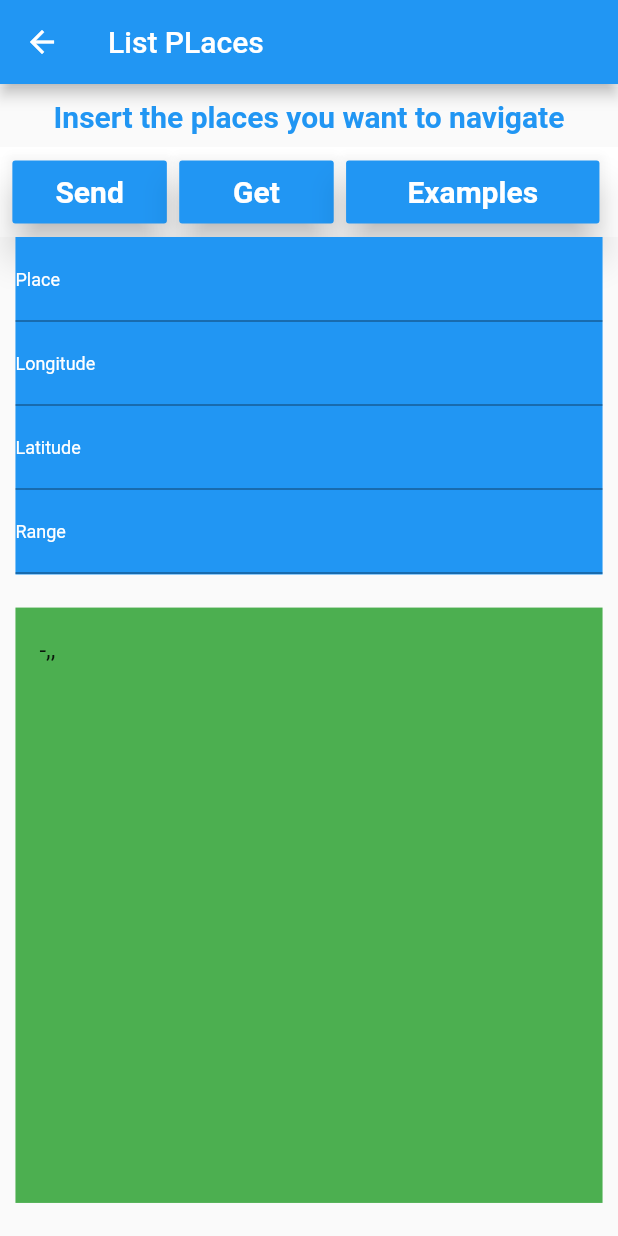
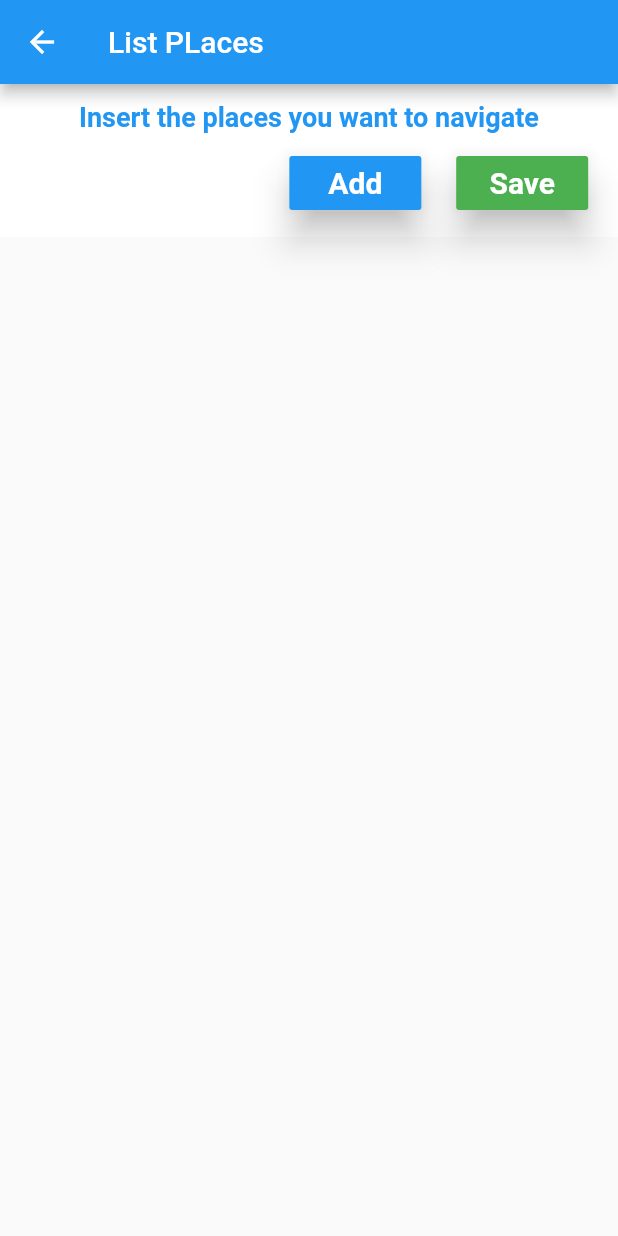
Before and after one commit to LiquidGalaxyLAB/Arduino-Controller, a Flutter app: the AddPlace screen opened directly, on a phone screen of 412 x 824 dp. Run offline on Flutter 3.47's test engine with Material 2 defaults, Android fonts, the phone set to English and light mode, and no system bars; our stand-ins replace flutter_bluetooth_serial; missing offline and left inert: foldable_sidebar, swipedetector.

Commit message:
Place List for user insert places

```diff
--- a/controller_app/lib/AddPlaces.dart
+++ b/controller_app/lib/AddPlaces.dart
@@ -2,14 +2,17 @@ import 'dart:ui';
 import 'package:controllerapp/main.dart';
 import 'package:flutter/cupertino.dart';
 import 'package:flutter/material.dart';
+import 'package:flutter/rendering.dart';
 
 String coordenada;
+List<String> _list = List();
 
 class AddPlace extends StatelessWidget {
   final TextEditingController textEditingController  = new TextEditingController();
   final TextEditingController textEditingControllerLo  = new TextEditingController();
   final TextEditingController textEditingControllerLa  = new TextEditingController();
   final TextEditingController textEditingControllerRa  = new TextEditingController();
+  //List<String> _list = List();
   @override
   Widget build(BuildContext context) {
     var appBar = AppBar(title: Text("List PLaces"));
@@ -26,14 +29,16 @@ class AddPlace extends StatelessWidget {
             Container(
               width: size.width,
               height: 40,
+              color: Colors.white,
               child: Center(
                   child: Text("Insert the places you want to navigate",textAlign: TextAlign.center,
                     style: TextStyle(
-                      color: Colors.blue,fontSize: 20,fontWeight: FontWeight.w700,
+                      color: Colors.blue,fontSize: 18,fontWeight: FontWeight.w700,
                     ),
                   )),
             ),
             Container(
+              alignment: Alignment.topLeft,
               width: size.width,
               height: 60 ,
               color: Colors.white,
@@ -41,15 +46,104 @@ class AddPlace extends StatelessWidget {
                 builder: (_,constraints){
                   return Row(
                     children: <Widget>[
+                      //Padding(padding: EdgeInsets.only(right: 50)),
                       Container(
-                        width: constraints.maxWidth*.02,
+                        width: constraints.maxWidth*.45,
                         height: constraints.maxHeight*.80,
                       ),
                       Container(
                         child: SizedBox(
                           child: RaisedButton(
-                            onPressed: (){_sendMessage(textEditingController.text);},
-                            child: Text("Send", style: TextStyle(
+                            onPressed: (){
+                              showDialog(
+                                  context: context,
+                                  barrierDismissible:false,
+                                builder: (BuildContext context){
+                                    return AlertDialog(
+                                      title: Text('Add Places'),
+                                      content: SingleChildScrollView(
+                                        child: ListBody(
+                                          children: <Widget>[
+                                            TextFormField(
+                                              keyboardType: TextInputType.text,
+                                              controller: textEditingController,
+                                              validator:(value){
+                                                if(value.trim().isEmpty){
+                                                  return 'Task field it\'s required';
+                                                }
+                                                return null;
+                                              },
+                                              decoration: InputDecoration(
+                                               hintText: "Place Name",
+                                                contentPadding: EdgeInsets.fromLTRB(20, 10, 20, 10),
+                                                border: OutlineInputBorder(borderRadius: BorderRadius.circular(32))
+                                              ),
+                                            ),
+                                            Container(height:10,),
+                                            TextFormField(
+                                              keyboardType: TextInputType.number,
+                                              controller: textEditingControllerLo,
+                                              validator:(value){
+                                                if(value.trim().isEmpty){
+                                                  return 'Task field it\'s required';
+                                                }
+                                                return null;
+                                              },
+                                              decoration: InputDecoration(
+                                                  hintText: "Longitude",
+                                                  contentPadding: EdgeInsets.fromLTRB(20, 10, 20, 10),
+                                                  border: OutlineInputBorder(borderRadius: BorderRadius.circular(32))
+                                              ),
+                                            ),
+                                            Container(height:10,),
+                                            TextFormField(
+                                              keyboardType: TextInputType.number,
+                                              controller: textEditingControllerLa,
+                                              validator:(value){
+                                                if(value.trim().isEmpty){
+                                                  return 'Task field it\'s required';
+                                                }
+                                                return null;
+                                              },
+                                              decoration: InputDecoration(
+                                                  hintText: "Latitude",
+                                                  contentPadding: EdgeInsets.fromLTRB(20, 10, 20, 10),
+                                                  border: OutlineInputBorder(borderRadius: BorderRadius.circular(32))
+                                              ),
+                                            ),
+                                            Container(height:10,),
+                                            TextFormField(
+                                              keyboardType: TextInputType.number,
+                                              controller: textEditingControllerRa,
+                                              decoration: InputDecoration(
+                                                  hintText: "Range",
+                                                  contentPadding: EdgeInsets.fromLTRB(20, 10, 20, 10),
+                                                  border: OutlineInputBorder(borderRadius: BorderRadius.circular(32))
+                                              ),
+                                            )
+                                          ],
+                                        ),
+                                      ),
+                                      actions: <Widget>[
+                                        RaisedButton(
+                                          color:Colors.red,
+                                          child: Text('Cancel'),
+                                          onPressed: (){Navigator.of(context).pop();},
+                                        ),
+                                        RaisedButton(
+                                          color:Colors.blue,
+                                          child: Text('Add'),
+                                          onPressed: (){
+                                            _list.add(textEditingController.text+':  '+textEditingControllerLo.text +'-'+textEditingControllerLa.text+'-'+textEditingControllerRa.text);
+                                            _closeInput();
+                                            Navigator.of(context).pop();},
+                                        )
+                                      ],
+                                    );
+                                }
+                              );
+                            },
+                            child: Text("Add", style: TextStyle(
                                 color: Colors.white,fontSize: 20,fontWeight: FontWeight.w700),
                             ),
                             color: Colors.blue,
@@ -58,6 +152,7 @@ class AddPlace extends StatelessWidget {
                         ),
                         width: constraints.maxWidth*.25,
                         height: constraints.maxHeight*.70,
+                        alignment: Alignment.topCenter,
                       ),
                       Container(
                         width: constraints.maxWidth*.02,
@@ -67,96 +162,16 @@ class AddPlace extends StatelessWidget {
                         child: SizedBox(
                           child: RaisedButton(
                             onPressed: (){ },
-                            child: Text("Get", style: TextStyle(
+                            child: Text("Save", style: TextStyle(
                                 color: Colors.white,fontSize: 20,fontWeight: FontWeight.w700),
                             ),
-                            color: Colors.blue,
+                            color: Colors.green,
                             elevation: 10,
                           ),
                         ),
                         width: constraints.maxWidth*.25,
                         height: constraints.maxHeight*.70,
-                      ),
-                      Container(
-                        width: constraints.maxWidth*.02,
-                        height: constraints.maxHeight*.80,
-                      ),
-                      Container(
-                        child: SizedBox(
-                          child: RaisedButton(
-                            onPressed: (){ },
-                            child: Text("Examples", style: TextStyle(
-                                color: Colors.white,fontSize: 20,fontWeight: FontWeight.w700),
-                            ),
-                            color: Colors.blue,
-                            elevation: 10,
-                          ),
-                        ),
-                        width: constraints.maxWidth*.41,
-                        height: constraints.maxHeight*.70,
-                      )
-                    ],
-                  );
-                },
-              ),
-              //child: IconButton(icon: Icon(Icons.send,color: Colors.blue,size: 35,), onPressed: (){}),
-            ),
-            Container(
-              width: size.width*.95,
-              height: 225,
-              color: Colors.blue,
-              child: LayoutBuilder(
-                builder: (_,consttrainsts){
-                  return Column(
-                    mainAxisAlignment: MainAxisAlignment.center,
-                    crossAxisAlignment: CrossAxisAlignment.center,
-                    children: <Widget>[
-                      Container(
-                        child: new TextFormField(
-                          keyboardType: TextInputType.text,
-                          controller: textEditingController,
-                          decoration: InputDecoration(
-                            labelText: "Place",
-                            labelStyle: TextStyle(color: Colors.white,fontWeight: FontWeight.w400,fontSize: 12,),
-                          ),
-                        ),
-                      ),
-                      Container(
-                        child:
-                        TextFormField(
-                          keyboardType: TextInputType.phone,
-                          controller: textEditingControllerLo,
-                          decoration: InputDecoration(
-                            labelText: "Longitude",
-                            labelStyle: TextStyle(color: Colors.white,fontWeight: FontWeight.w400,fontSize: 12,),
-                          ),
-                        ),
-                      ),
-
-                      Container(
-                        child:
-                        TextFormField(
-                          keyboardType: TextInputType.phone,
-                          controller: textEditingControllerLa,
-                          decoration: InputDecoration(
-                            labelText: "Latitude",
-                            labelStyle: TextStyle(color: Colors.white,fontWeight: FontWeight.w400,fontSize: 12,),
-                          ),
-                        ),
-
-                      ),
-
-                      Container(
-                        child:
-                        TextFormField(
-                          keyboardType: TextInputType.phone,
-                          controller: textEditingControllerRa,
-                          decoration: InputDecoration(
-                            labelText: "Range",
-                            labelStyle: TextStyle(color: Colors.white,fontWeight: FontWeight.w400,fontSize: 12,),
-                          ),
-                        ),
-
+                        alignment: Alignment.topCenter,
                       ),
                     ],
                   );
@@ -165,38 +180,44 @@ class AddPlace extends StatelessWidget {
             ),
             Expanded(
               child: Container(
-                child: LayoutBuilder(
-                  builder: (_,constraints) {
-                    return Row(
-                      mainAxisAlignment: MainAxisAlignment.center,
-                      crossAxisAlignment: CrossAxisAlignment.center,
-                      children: <Widget>[
-                        Container(
-                          width: constraints.maxWidth*.95,
-                          height: constraints.maxHeight*.9,
-                          color: Colors.green,
-                          child: ListView(
-                            children: <Widget>[
-                              ListTile(
-                                title: Text(textEditingController.text + '-'+
-                                    textEditingControllerLo.text + ','+
-                                    textEditingControllerLa.text + ','+
-                                    textEditingControllerRa.text ),
-                              ),
-                            ],
-                          ),
+               // child: ListView.builder(
+                //  itemCount: _list.length,
+                //  itemBuilder: (context, index){
+                //    return Card(
+                //      child: ListTile(
+                 //       title: Text(_list[index]),
+                 //     ),
+                 //   );
+                 // },
+                //),
+                child: ListView.builder(
+                  itemCount: _list.length,
+                  itemBuilder:(BuildContext context, int i){
+                    Map list = _list[i];
+                    return Card(
+                      child: ListTile(
+                        leading: GestureDetector(
+                          child: Icon(Icons.place),
                         ),
-                      ],
+                        title: Text(_list['name']),
+                        subtitle: Text('$_list'),
+                      ),
                     );
-                  },
-                ),
+                  }
+                )
               ),
-            ),
+            )
             //Container(height: 8,color: Colors.white,)
           ],
         ),
       ),
     );
+  }
+  void _closeInput () async{
+    textEditingController .clear();
+    textEditingControllerLo.clear();
+    textEditingControllerLa.clear();
+    textEditingControllerRa.clear();
   }
   void _sendMessage (String text) async{
     textEditingController .clear();
```
